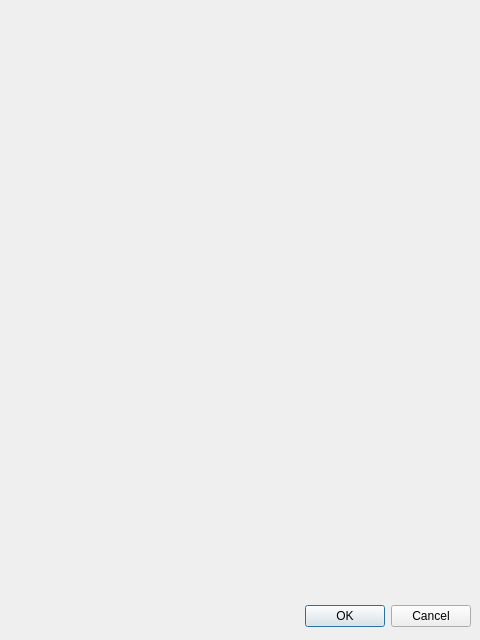
The window that riotapiloginscreen.ui (moevm/gui-1h2018-20) describes before a commit, drawn with Qt 5.
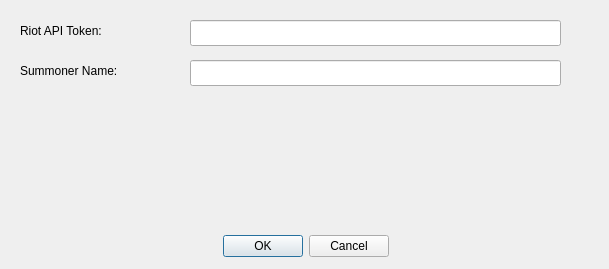
The same window after the commit.

```diff
--- a/riotapiloginscreen.ui
+++ b/riotapiloginscreen.ui
@@ -5,8 +5,8 @@
    <rect>
     <x>0</x>
     <y>0</y>
-    <width>480</width>
-    <height>640</height>
+    <width>609</width>
+    <height>269</height>
    </rect>
   </property>
   <property name="windowTitle">
@@ -16,8 +16,8 @@
    <property name="geometry">
     <rect>
      <x>10</x>
-     <y>600</y>
-     <width>461</width>
+     <y>230</y>
+     <width>591</width>
      <height>32</height>
     </rect>
    </property>
@@ -27,6 +27,55 @@
    <property name="standardButtons">
     <set>QDialogButtonBox::Cancel|QDialogButtonBox::Ok</set>
    </property>
+   <property name="centerButtons">
+    <bool>true</bool>
+   </property>
+  </widget>
+  <widget class="QLineEdit" name="lineEdit">
+   <property name="geometry">
+    <rect>
+     <x>190</x>
+     <y>20</y>
+     <width>371</width>
+     <height>26</height>
+    </rect>
+   </property>
+  </widget>
+  <widget class="QLabel" name="label">
+   <property name="geometry">
+    <rect>
+     <x>20</x>
+     <y>20</y>
+     <width>111</width>
+     <height>21</height>
+    </rect>
+   </property>
+   <property name="text">
+    <string>Riot API Token:</string>
+   </property>
+  </widget>
+  <widget class="QLineEdit" name="lineEdit_2">
+   <property name="geometry">
+    <rect>
+     <x>190</x>
+     <y>60</y>
+     <width>371</width>
+     <height>26</height>
+    </rect>
+   </property>
+  </widget>
+  <widget class="QLabel" name="label_2">
+   <property name="geometry">
+    <rect>
+     <x>20</x>
+     <y>60</y>
+     <width>131</width>
+     <height>21</height>
+    </rect>
+   </property>
+   <property name="text">
+    <string>Summoner Name:</string>
+   </property>
   </widget>
  </widget>
  <resources/>
```
Left out of the diff: 38 changed lines with no effect on the pictures.
